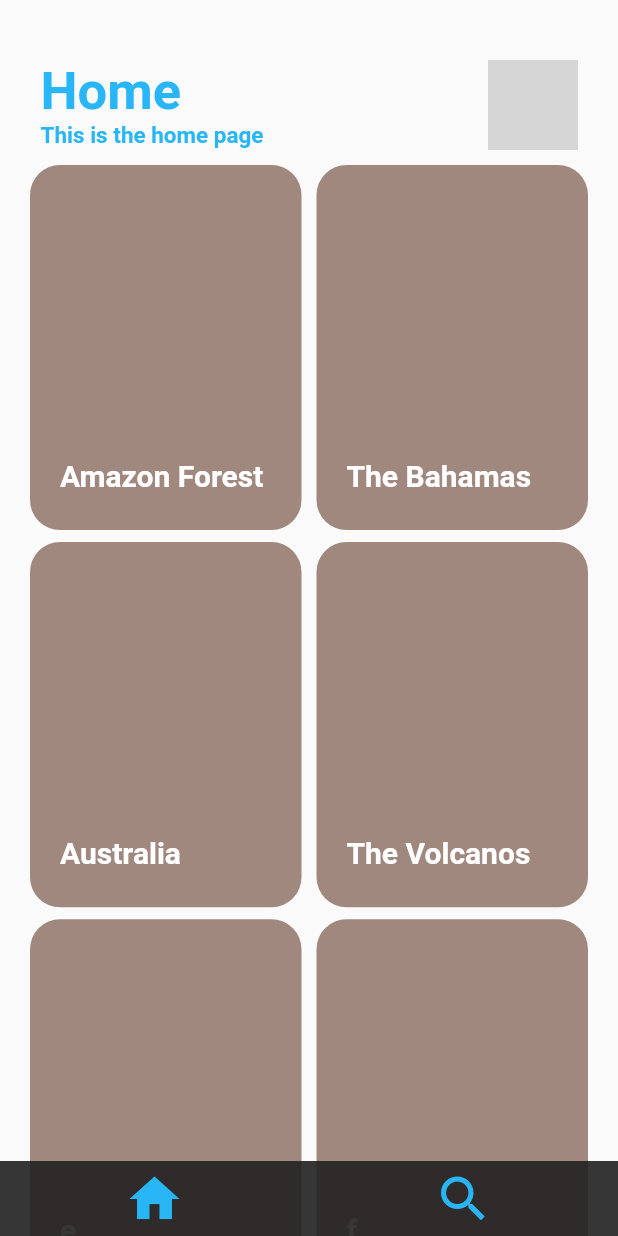
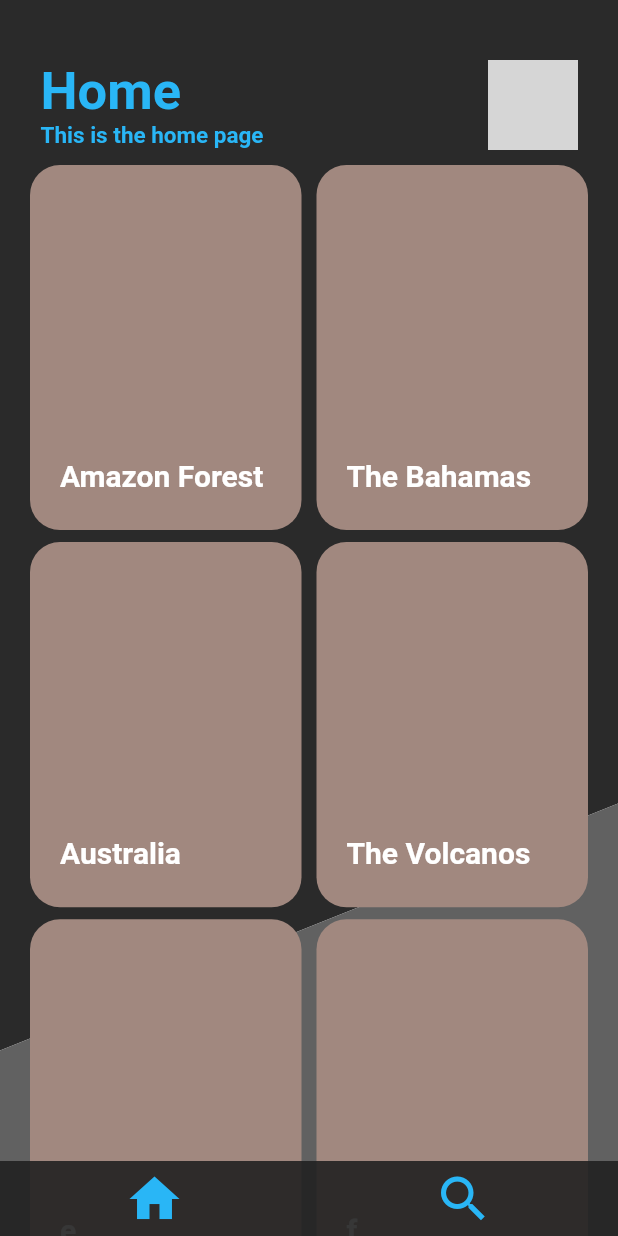
Before and after one commit to SzyAgustin/flutter_photify, a Flutter app: the FreelancerMedia screen opened directly, on a phone screen of 412 x 824 dp. Run offline on Flutter 3.47's test engine with Material 2 defaults, Android fonts, the phone set to English and light mode, and no system bars; network calls fail; grey boxes are pictures that could not be loaded.

```diff
--- a/lib/src/screens/freelancer_media.dart
+++ b/lib/src/screens/freelancer_media.dart
@@ -10,6 +10,7 @@ class FreelancerMedia extends StatelessWidget {
     return Scaffold(
       body: Stack(
         children: <Widget>[
+          MainBackground(),
           CustomAppBar(
             title: "Home",
             subtitle: "This is the home page",
```
